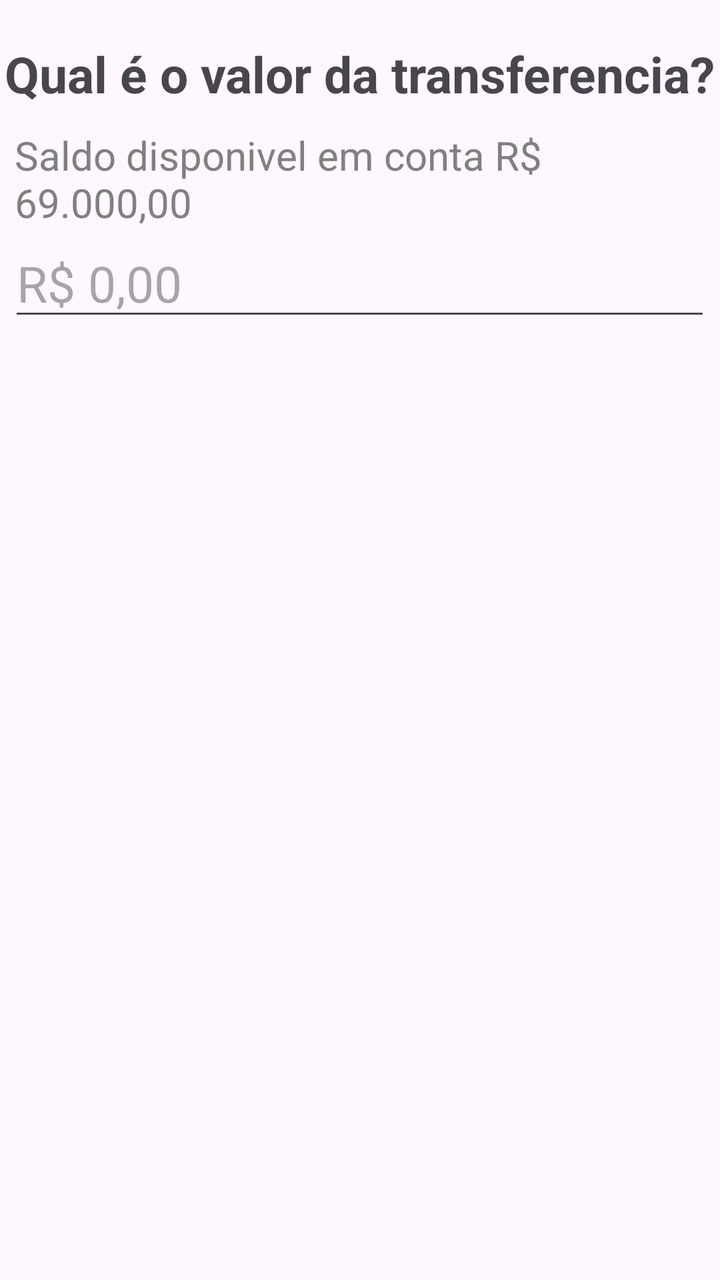
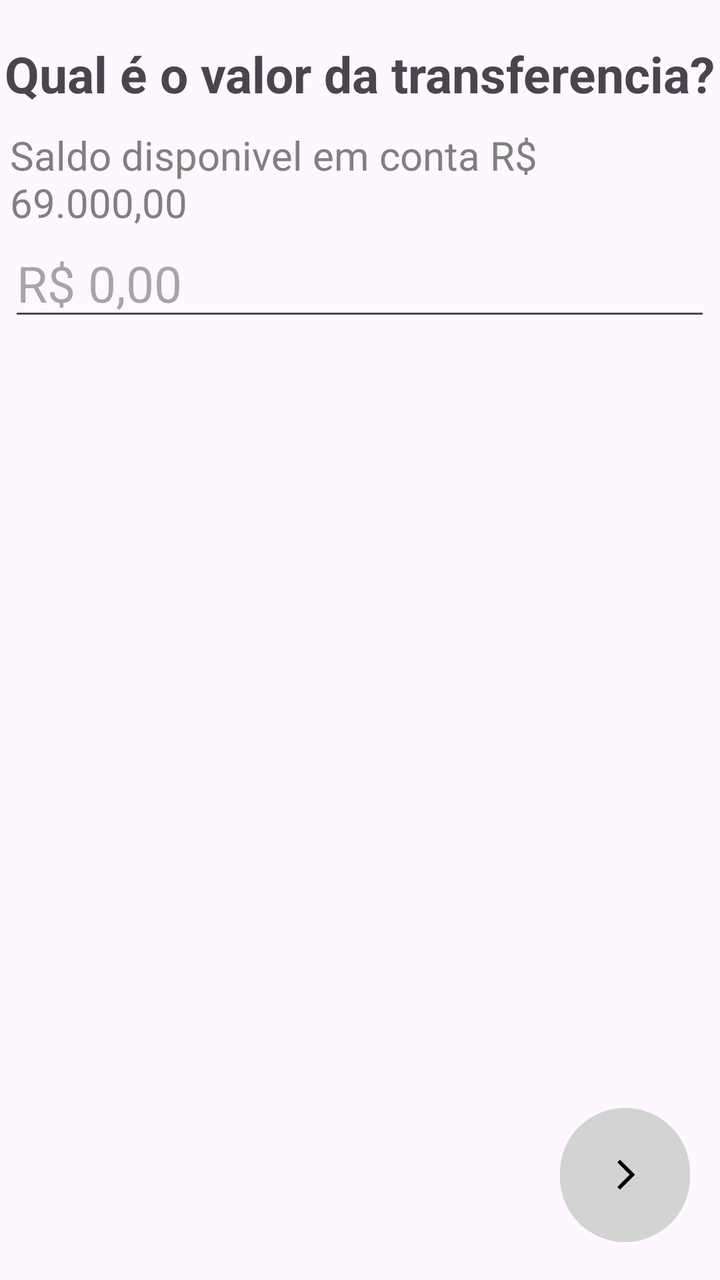

The first picture is an Android layout as it rendered before a commit; the second is the same layout after the commit. The layout source and the unified diff follow.
<!-- AndroidManifest.xml: application theme Theme.ProjetoIgor -->
<!-- res/layout/activity_valor_transferencia.xml -->
<?xml version="1.0" encoding="utf-8"?>
<LinearLayout
    xmlns:android="http://schemas.android.com/apk/res/android"
    xmlns:app="http://schemas.android.com/apk/res-auto"
    xmlns:tools="http://schemas.android.com/tools"
    android:id="@+id/main"
    android:layout_width="match_parent"
    android:layout_height="match_parent"
    android:orientation="vertical"
    tools:context=".valorTransferencia">

    <TextView
        android:layout_width="wrap_content"
        android:layout_height="44dp"
        android:layout_gravity="center"
        android:layout_marginTop="20dp"
        android:text="Qual é o valor da transferencia?"
        android:textSize="25sp"
        android:textStyle="bold" />

    <TextView
        android:layout_width="wrap_content"
        android:layout_height="wrap_content"
        android:layout_gravity="center"
        android:layout_marginLeft="5dp"
        android:text="Saldo disponivel em conta R$ 69.000,00"
        android:textColor="#808080"
        android:textSize="20sp" />

    <EditText
        android:layout_width="351dp"
        android:layout_height="wrap_content"
        android:layout_gravity="center"
        android:textSize="25dp"
        android:hint="R$ 0,00" />

    <Button
        android:layout_width="65sp"
        android:layout_height="75sp"
        android:layout_marginTop="480dp"
        android:layout_marginRight="15dp"
        android:layout_gravity="right"
        android:backgroundTint="#D3D3D3"
        app:cornerRadius="100dp"
        app:icon="@drawable/seta_right"
        app:iconTint="#000000" />


</LinearLayout>
<!-- resources referenced by this layout -->
<resources>
  <!-- drawable seta_right (drawable) -->
  <vector xmlns:android="http://schemas.android.com/apk/res/android" android:autoMirrored="true" android:height="24dp" android:tint="#000000" android:viewportHeight="24" android:viewportWidth="24" android:width="24dp">
        
      <path android:fillColor="@android:color/white" android:pathData="M6.23,20.23l1.77,1.77l10,-10l-10,-10l-1.77,1.77l8.23,8.23z"/>
      
  </vector>
  <style name="Theme.ProjetoIgor" parent="Base.Theme.ProjetoIgor" />
  <style name="Base.Theme.ProjetoIgor" parent="Theme.Material3.DayNight.NoActionBar">
          
          
      </style>
</resources>

<!-- the commit's change to res/layout/activity_valor_transferencia.xml (unified diff, before → after) -->
@@ -23,6 +23,7 @@
         android:layout_height="wrap_content"
         android:layout_gravity="center"
         android:layout_marginLeft="5dp"
+        android:layout_marginRight="5dp"
         android:text="Saldo disponivel em conta R$ 69.000,00"
         android:textColor="#808080"
         android:textSize="20sp" />
@@ -34,16 +35,24 @@
         android:textSize="25dp"
         android:hint="R$ 0,00" />
 
-    <Button
-        android:layout_width="65sp"
-        android:layout_height="75sp"
-        android:layout_marginTop="480dp"
-        android:layout_marginRight="15dp"
-        android:layout_gravity="right"
-        android:backgroundTint="#D3D3D3"
-        app:cornerRadius="100dp"
-        app:icon="@drawable/seta_right"
-        app:iconTint="#000000" />
 
+    <LinearLayout
+        android:layout_width="match_parent"
+        android:layout_height="match_parent"
+        android:orientation="vertical"
+        android:gravity="end|bottom"
+        >
 
+        <Button
+            android:id="@+id/btnSeguinte"
+            android:layout_width="65sp"
+            android:layout_height="75sp"
+            android:layout_marginRight="15dp"
+            android:layout_marginBottom="15dp"
+            android:backgroundTint="#D3D3D3"
+            app:cornerRadius="100dp"
+            app:icon="@drawable/seta_right"
+            app:iconTint="#000000" />
+
+    </LinearLayout>
 </LinearLayout>
